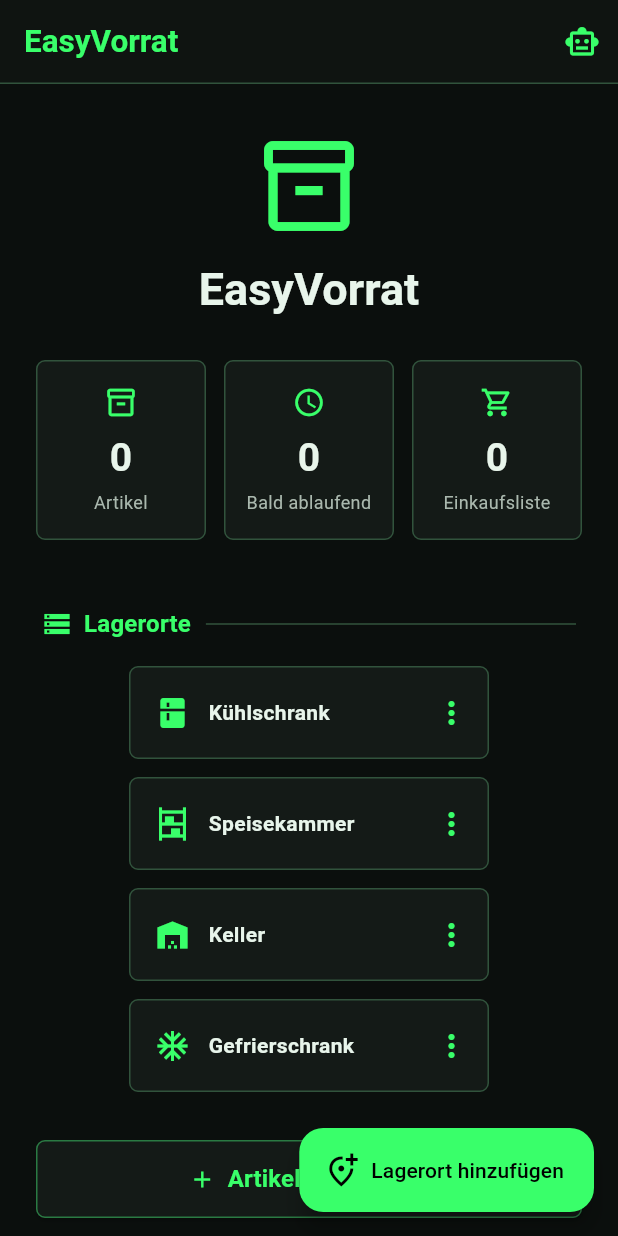
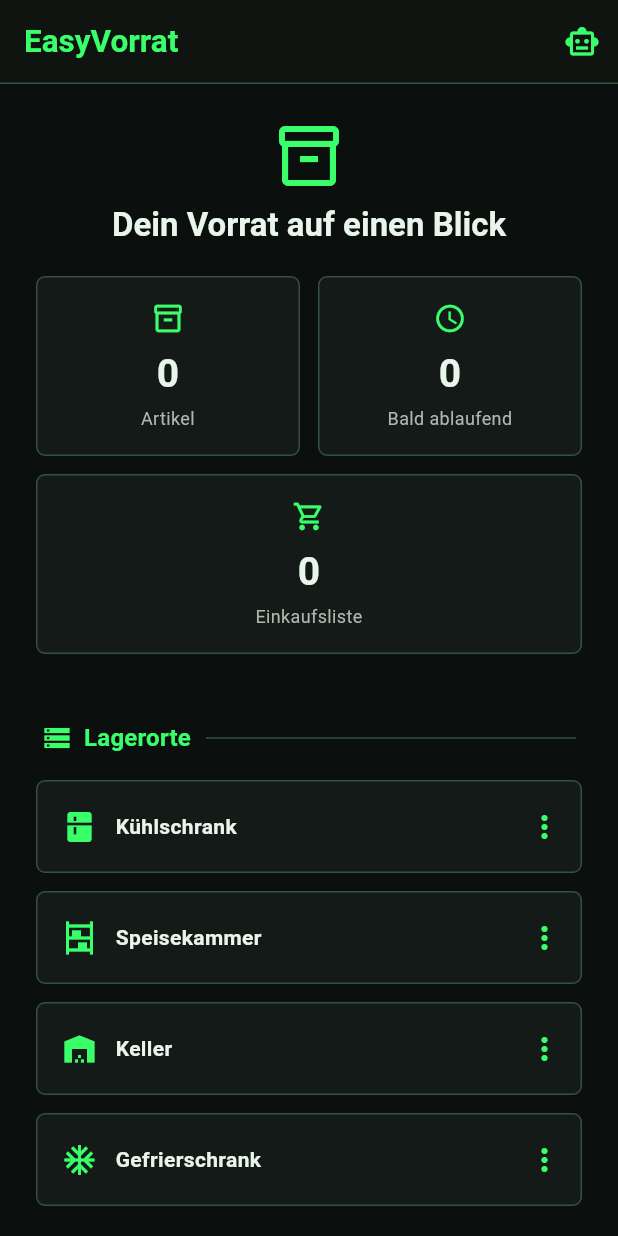
Before and after one commit to HGReimer/EasyVorrat, a Flutter app: the screen it shows after launch, on a phone screen of 412 x 824 dp. Run offline on Flutter 3.47's test engine with Material 3 defaults, Android fonts, the phone set to English and light mode, and no system bars; our stand-ins replace speech_to_text, sqflite_common_ffi, sqflite_common_ffi_web; missing offline and left inert: mobile_scanner; accounts and stored records are empty.

Commit message:
Startseite für mobile Nutzung optimiert

```diff
--- a/lib/screens/home_screen.dart
+++ b/lib/screens/home_screen.dart
@@ -308,26 +308,35 @@ class _HomeScreenState extends State<HomeScreen> {
               onRefresh: _loadDashboard,
               child: ListView(
                 physics: const AlwaysScrollableScrollPhysics(),
-                padding: const EdgeInsets.fromLTRB(24, 24, 24, 110),
+                padding: const EdgeInsets.fromLTRB(24, 24, 24, 32),
                 children: [
-                  const SizedBox(height: 8),
                   const Icon(
                     Icons.inventory_2_outlined,
-                    size: 72,
+                    size: 48,
                     color: EasyVorratColors.green,
                   ),
-                  const SizedBox(height: 14),
+                  const SizedBox(height: 8),
                   Text(
-                    'EasyVorrat',
+                    'Dein Vorrat auf einen Blick',
                     textAlign: TextAlign.center,
                     style: Theme.of(
                       context,
-                    ).textTheme.titleLarge?.copyWith(fontSize: 30),
+                    ).textTheme.titleLarge?.copyWith(fontSize: 22),
                   ),
-                  const SizedBox(height: 28),
-                  Row(
+                  const SizedBox(height: 20),
+                  LayoutBuilder(
+                    builder: (context, constraints) {
+                      final isMobile = constraints.maxWidth < 600;
+                      final cardWidth = isMobile
+                          ? (constraints.maxWidth - 12) / 2
+                          : (constraints.maxWidth - 24) / 3;
+
+                      return Wrap(
+                        spacing: 12,
+                        runSpacing: 12,
                         children: [
-                      Expanded(
+                          SizedBox(
+                            width: cardWidth,
                             child: _StatusCard(
                               value: '$_totalItems',
                               label: 'Artikel',
@@ -336,7 +345,8 @@ class _HomeScreenState extends State<HomeScreen> {
                                 await Navigator.push<void>(
                                   context,
                                   MaterialPageRoute(
-                                builder: (_) => const InventoryOverviewScreen(),
+                                    builder: (_) =>
+                                        const InventoryOverviewScreen(),
                                   ),
                                 );
 
@@ -346,16 +356,16 @@ class _HomeScreenState extends State<HomeScreen> {
                               },
                             ),
                           ),
-                      const SizedBox(width: 12),
-                      Expanded(
+                          SizedBox(
+                            width: cardWidth,
                             child: _StatusCard(
                               value: '$_expiringItems',
                               label: 'Bald ablaufend',
                               icon: Icons.schedule,
                             ),
                           ),
-                      const SizedBox(width: 12),
-                      Expanded(
+                          SizedBox(
+                            width: isMobile ? constraints.maxWidth : cardWidth,
                             child: _StatusCard(
                               value: '$_shoppingItems',
                               label: 'Einkaufsliste',
@@ -375,6 +385,8 @@ class _HomeScreenState extends State<HomeScreen> {
                             ),
                           ),
                         ],
+                      );
+                    },
                   ),
                   const SizedBox(height: 32),
                   const EasyVorratSectionHeader(
@@ -418,9 +430,9 @@ class _HomeScreenState extends State<HomeScreen> {
                     height: 52,
                     child: ElevatedButton.icon(
                       onPressed: _addItem,
-                      icon: const Icon(Icons.add),
+                      icon: const Icon(Icons.document_scanner_outlined),
                       label: const Text(
-                        'Artikel hinzufügen',
+                        'Artikel erfassen',
                         style: TextStyle(
                           fontSize: 16,
                           fontWeight: FontWeight.bold,
@@ -428,13 +440,17 @@ class _HomeScreenState extends State<HomeScreen> {
                       ),
                     ),
                   ),
-                ],
-              ),
-            ),
-      floatingActionButton: FloatingActionButton.extended(
+                  const SizedBox(height: 12),
+                  SizedBox(
+                    height: 48,
+                    child: OutlinedButton.icon(
                       onPressed: _addLocation,
                       icon: const Icon(Icons.add_location_alt_outlined),
                       label: const Text('Lagerort hinzufügen'),
+                    ),
+                  ),
+                ],
+              ),
             ),
     );
   }
@@ -514,7 +530,7 @@ class _LocationCard extends StatelessWidget {
   @override
   Widget build(BuildContext context) {
     return SizedBox(
-      width: 240,
+      width: MediaQuery.sizeOf(context).width < 600 ? double.infinity : 240,
       child: EasyVorratPanel(
         padding: EdgeInsets.zero,
         child: Row(
```
Also changed, not shown: 1 other file. Lines whose indentation alone changed are shown as unchanged.
